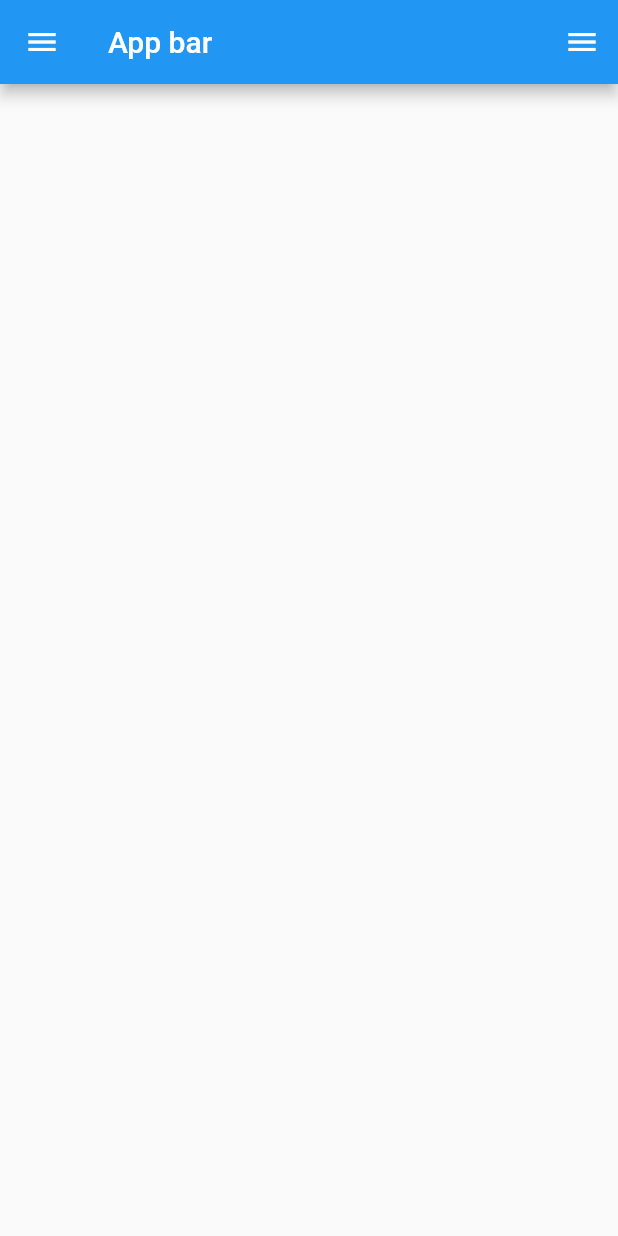
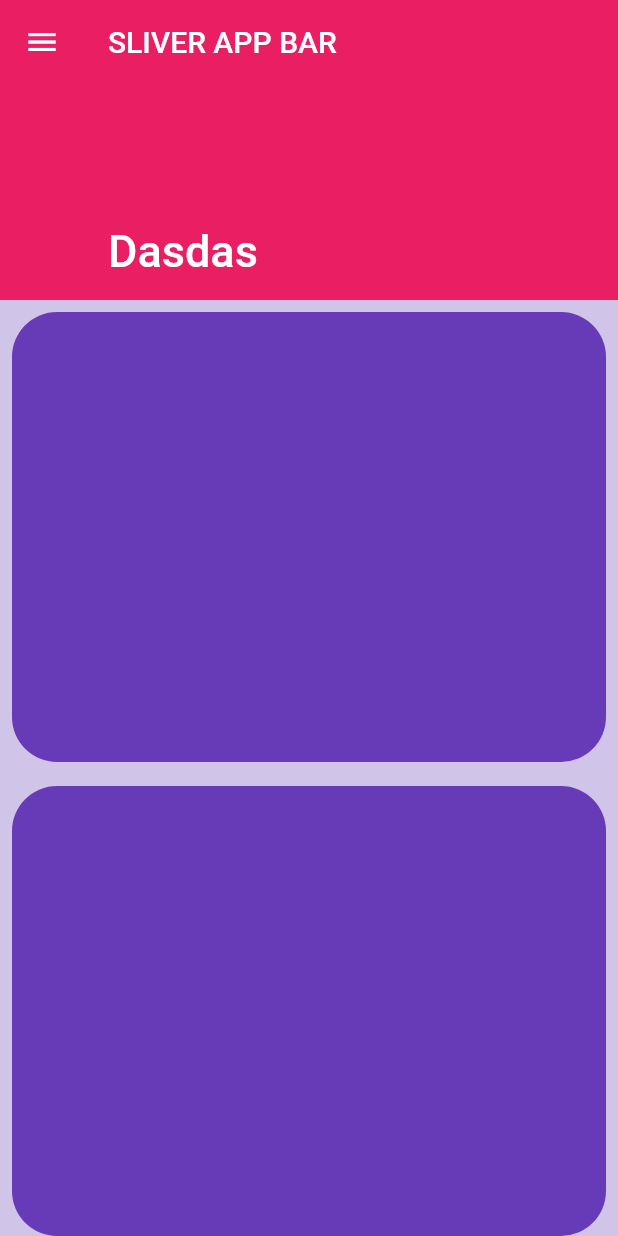
Before and after one commit to thanhlucvip2/flutter-widget-tutorial, a Flutter app: the screen it shows after launch, on a phone screen of 412 x 824 dp. Run offline on Flutter 3.47's test engine with Material 2 defaults, Android fonts, the phone set to English and light mode, and no system bars; our stand-ins replace device_preview.

Commit message:
sliver appbar

```diff
--- a/lib/main.dart
+++ b/lib/main.dart
@@ -6,6 +6,7 @@ import 'package:flutter_widget_of_the_day/widgets/bottom_nav_bar.dart';
 import 'package:flutter_widget_of_the_day/widgets/drawer.dart';
 import 'package:flutter_widget_of_the_day/widgets/grid_view.dart';
 import 'package:flutter_widget_of_the_day/widgets/list_view_builder.dart';
+import 'package:flutter_widget_of_the_day/widgets/sliver_appbar.dart';
 
 void main() {
   runApp(const MyDeviceWg());
@@ -36,6 +37,6 @@ class MyApp extends StatelessWidget {
         theme: ThemeData(
             // primarySwatch: Colors.yellow,
             ),
-        home: DrawerWidget());
+        home: SliverAppBarWidget());
   }
 }
--- /dev/null
+++ b/lib/widgets/sliver_appbar.dart
@@ -0,0 +1,81 @@
+import 'package:flutter/material.dart';
+import 'package:flutter/src/widgets/container.dart';
+import 'package:flutter/src/widgets/framework.dart';
+
+class SliverAppBarWidget extends StatelessWidget {
+  const SliverAppBarWidget({super.key});
+
+  @override
+  Widget build(BuildContext context) {
+    return Scaffold(
+      backgroundColor: Colors.deepPurple[100],
+      body: CustomScrollView(
+        slivers: [
+          // ẩn appbar khi scroll
+          SliverAppBar(
+            leading: Icon(Icons.menu),
+            floating:
+                true, // khi scoll appbar ẩn đi, khi scroll ngược lại thì appbar được bật lên
+            title: Text("SLIVER APP BAR"),
+            expandedHeight: 200, // chiều cao tối đa của appbar
+            // được dùng khi appbar trở về chiều cao củ
+            flexibleSpace: FlexibleSpaceBar(
+              background: Container(
+                color: Colors.pink,
+              ),
+              title: Text("Dasdas"),
+            ),
+          ),
+          SliverToBoxAdapter(
+            child: Padding(
+              padding: const EdgeInsets.all(8.0),
+              child: ClipRRect(
+                borderRadius: BorderRadius.circular(30),
+                child: Container(
+                  color: Colors.deepPurple,
+                  height: 300,
+                ),
+              ),
+            ),
+          ),
+          SliverToBoxAdapter(
+            child: Padding(
+              padding: const EdgeInsets.all(8.0),
+              child: ClipRRect(
+                borderRadius: BorderRadius.circular(30),
+                child: Container(
+                  color: Colors.deepPurple,
+                  height: 300,
+                ),
+              ),
+            ),
+          ),
+          SliverToBoxAdapter(
+            child: Padding(
+              padding: const EdgeInsets.all(8.0),
+              child: ClipRRect(
+                borderRadius: BorderRadius.circular(30),
+                child: Container(
+                  color: Colors.deepPurple,
+                  height: 300,
+                ),
+              ),
+            ),
+          ),
+          SliverToBoxAdapter(
+            child: Padding(
+              padding: const EdgeInsets.all(8.0),
+              child: ClipRRect(
+                borderRadius: BorderRadius.circular(30),
+                child: Container(
+                  color: Colors.deepPurple,
+                  height: 300,
+                ),
+              ),
+            ),
+          ),
+        ],
+      ),
+    );
+  }
+}
```
